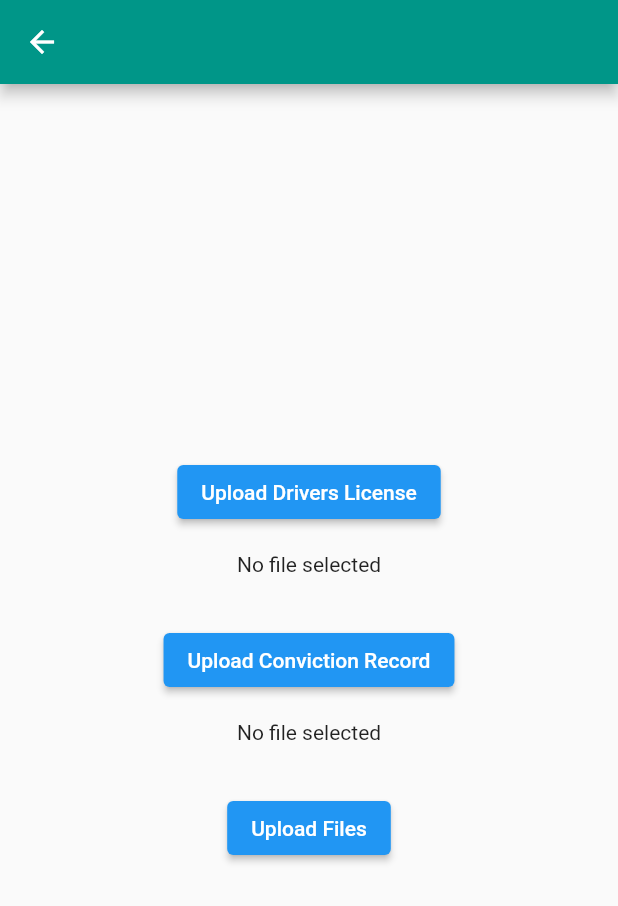
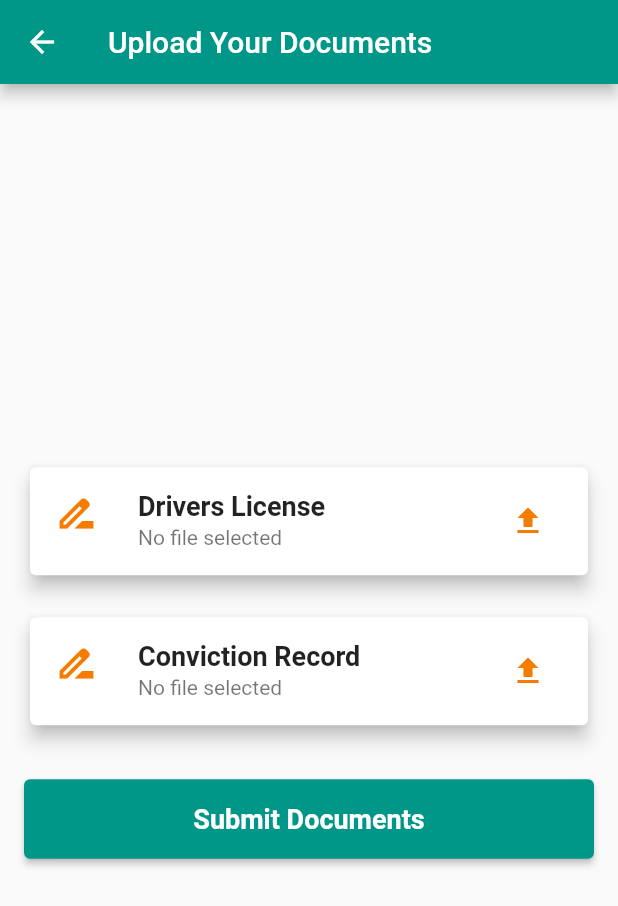
Before and after one commit to amiriqbal647/speedyship, a Flutter app: the BecomeCourierPage screen opened directly, after a tap on "Continue", on a phone screen of 412 x 824 dp. Shown: the top 906 px of the screen. Run offline on Flutter 3.47's test engine with Material 2 defaults, Android fonts, the phone set to English and light mode, and no system bars; our stand-ins replace cloud_firestore, file_picker, firebase_auth, firebase_core, firebase_storage, geocoding and 3 more; accounts and stored records are empty.

Commit message:
courier apply and uploading courier files

```diff
--- a/lib/pages/courier/become_courier.dart
+++ b/lib/pages/courier/become_courier.dart
@@ -9,7 +9,7 @@ class BecomeCourierPage extends StatelessWidget {
     return Scaffold(
       appBar: AppBar(
         title: Text('Become a Courier'),
-        backgroundColor: Colors.teal, // Set the background color to teal
+        backgroundColor: Colors.teal,
       ),
       body: SingleChildScrollView(
         child: Padding(
@@ -17,81 +17,34 @@ class BecomeCourierPage extends StatelessWidget {
           child: Column(
             crossAxisAlignment: CrossAxisAlignment.start,
             children: [
-              Text(
-                'Why work with us?',
-                style: TextStyle(
-                  fontSize: 24.0,
-                  fontWeight: FontWeight.bold,
+              MyExpansionTile(
+                title: 'Why work with us?',
+                details: [
+                  'Flexible hours: Choose when and where you want to work. Whether you\'re looking for a full-time gig or just some extra cash on the side, we\'ve got you covered.',
+                  'Competitive pay: We offer competitive rates based on distance and delivery type.',
+                  'Easy to use app: Our user-friendly app makes it easy to manage your deliveries and track your earnings.',
+                  'Supportive team: Our team is always here to help, whether you have questions about the app or need assistance with a delivery.',
+                ],
               ),
+              MyExpansionTile(
+                title: 'Requirements',
+                details: [
+                  'A reliable vehicle (car, truck, or van)',
+                  'A valid driver\'s license and insurance',
+                  'A smartphone with internet access',
+                  'Basic navigation skills',
+                  'A positive attitude and excellent customer service skills',
+                ],
               ),
-              SizedBox(height: 16.0),
-              Text(
-                '- Flexible hours: Choose when and where you want to work. Whether you\'re looking for a full-time gig or just some extra cash on the side, we\'ve got you covered.',
-                style: TextStyle(fontSize: 16.0),
+              MyExpansionTile(
+                title: 'How to apply',
+                details: [
+                  'To apply to become a courier, simply fill out our online application form. We\'ll review your application and get back to you within 48 hours.',
+                ],
               ),
-              SizedBox(height: 8.0),
-              Text(
-                '- Competitive pay: We offer competitive rates based on distance and delivery type.',
-                style: TextStyle(fontSize: 16.0),
-              ),
-              SizedBox(height: 8.0),
-              Text(
-                '- Easy to use app: Our user-friendly app makes it easy to manage your deliveries and track your earnings.',
-                style: TextStyle(fontSize: 16.0),
-              ),
-              SizedBox(height: 8.0),
-              Text(
-                '- Supportive team: Our team is always here to help, whether you have questions about the app or need assistance with a delivery.',
-                style: TextStyle(fontSize: 16.0),
-              ),
-              SizedBox(height: 16.0),
-              Text(
-                'Requirements',
-                style: TextStyle(
-                  fontSize: 24.0,
-                  fontWeight: FontWeight.bold,
-                ),
-              ),
-              SizedBox(height: 16.0),
-              Text(
-                '- A reliable vehicle (car, truck, or van)',
-                style: TextStyle(fontSize: 16.0),
-              ),
-              SizedBox(height: 8.0),
-              Text(
-                '- A valid driver\'s license and insurance',
-                style: TextStyle(fontSize: 16.0),
-              ),
-              SizedBox(height: 8.0),
-              Text(
-                '- A smartphone with internet access',
-                style: TextStyle(fontSize: 16.0),
-              ),
-              SizedBox(height: 8.0),
-              Text(
-                '- Basic navigation skills',
-                style: TextStyle(fontSize: 16.0),
-              ),
-              SizedBox(height: 8.0),
-              Text(
-                '- A positive attitude and excellent customer service skills',
-                style: TextStyle(fontSize: 16.0),
-              ),
-              SizedBox(height: 16.0),
-              Text(
-                'How to apply',
-                style: TextStyle(
-                  fontSize: 24.0,
-                  fontWeight: FontWeight.bold,
-                ),
-              ),
-              SizedBox(height: 16.0),
-              Text(
-                'To apply to become a courier, simply fill out our online application form. We\'ll review your application and get back to you within 48 hours.',
-                style: TextStyle(fontSize: 16.0),
-              ),
-              SizedBox(height: 16.0),
-              MyButton2(
+              Padding(
+                padding: const EdgeInsets.only(top: 16.0),
+                child: MyButton2(
                   onTap: () {
                     Navigator.push(
                       context,
@@ -102,6 +55,7 @@ class BecomeCourierPage extends StatelessWidget {
                   },
                   buttonText: 'Continue',
                 ),
+              ),
             ],
           ),
         ),
@@ -109,3 +63,35 @@ class BecomeCourierPage extends StatelessWidget {
     );
   }
 }
+
+class MyExpansionTile extends StatelessWidget {
+  final String title;
+  final List<String> details;
+
+  MyExpansionTile({required this.title, required this.details});
+
+  @override
+  Widget build(BuildContext context) {
+    return ExpansionTile(
+      tilePadding: EdgeInsets.all(0),
+      title: Text(
+        title,
+        style: TextStyle(
+          fontSize: 24.0,
+          fontWeight: FontWeight.bold,
+          color: Colors.teal,
+        ),
+      ),
+      children: details
+          .map((detail) => Padding(
+                padding:
+                    const EdgeInsets.symmetric(horizontal: 16.0, vertical: 8.0),
+                child: Text(
+                  detail,
+                  style: TextStyle(fontSize: 16.0),
+                ),
+              ))
+          .toList(),
+    );
+  }
+}
--- a/lib/pages/courier/courier_register.dart
+++ b/lib/pages/courier/courier_register.dart
@@ -16,21 +16,6 @@ Future<void> addUserStatusPending(String userId) async {
       .collection("users")
       .doc(userId)
       .update({"status": "pending"});
-}
-
-Future<String> getUserFullName(String uid) async {
-  String fullName = '';
-  try {
-    DocumentSnapshot userSnapshot =
-        await FirebaseFirestore.instance.collection('users').doc(uid).get();
-    Map<String, dynamic> userData = userSnapshot.data() as Map<String, dynamic>;
-    String firstName = userData['firstName'] as String;
-    String lastName = userData['lastName'] as String;
-    fullName = '$firstName $lastName';
-  } catch (error) {
-    print('Error getting user: $error');
-  }
-  return fullName;
 }
 
 class _DocumentUploaderState extends State<DocumentUploader> {
@@ -57,9 +42,9 @@ class _DocumentUploaderState extends State<DocumentUploader> {
     }
   }
 
-  void _uploadFiles() async {
+  void _uploadFiles(BuildContext context) async {
+    // Add BuildContext as a parameter
     if (_file1 != null && _file2 != null) {
-      // Get the current user's ID and retrieve first name and last name from Firestore
       final currentUser = FirebaseAuth.instance.currentUser;
       final uid = currentUser!.uid;
       final userDoc =
@@ -67,24 +52,25 @@ class _DocumentUploaderState extends State<DocumentUploader> {
       final firstName = userDoc.get("firstName");
       final lastName = userDoc.get("lastName");
 
-      // Create a new folder for the user if it doesn't already exist
       final folderRef = FirebaseStorage.instance
           .ref()
           .child("courier_records/$uid/$firstName" + "_" + "$lastName");
 
-      // Upload _file1 to Firebase Storage
       final file1Name = basename(_file1!.path);
       final file1Ref = folderRef.child(file1Name);
       await file1Ref.putFile(_file1!);
 
-      // Upload _file2 to Firebase Storage
       final file2Name = basename(_file2!.path);
       final file2Ref = folderRef.child(file2Name);
       await file2Ref.putFile(_file2!);
 
-      // Define uid before calling addUserStatusPending function
       final usid = currentUser!.uid;
       await addUserStatusPending(usid);
+
+      showDialog(
+        context: context,
+        builder: (BuildContext context) => _buildDialogContent(context),
+      );
     }
   }
 
@@ -92,29 +78,62 @@ class _DocumentUploaderState extends State<DocumentUploader> {
   Widget build(BuildContext context) {
     return Scaffold(
       appBar: AppBar(
+        title: Text('Upload Your Documents'),
         backgroundColor: Colors.teal,
       ),
-      body: Center(
+      body: Padding(
+        padding: const EdgeInsets.all(16.0),
         child: Column(
           mainAxisAlignment: MainAxisAlignment.center,
+          crossAxisAlignment: CrossAxisAlignment.stretch,
           children: [
-            ElevatedButton(
-              onPressed: _pickFile1,
-              child: Text("Upload Drivers License"),
+            Card(
+              elevation: 5,
+              child: ListTile(
+                leading: Icon(Icons.drive_file_rename_outline,
+                    color: Color(0xFFF57C00), size: 30),
+                title: Text('Drivers License',
+                    style:
+                        TextStyle(fontSize: 18, fontWeight: FontWeight.bold)),
+                subtitle: _file1 == null
+                    ? Text("No file selected")
+                    : Text(basename(_file1!.path)),
+                trailing: IconButton(
+                  icon: Icon(Icons.file_upload, color: Color(0xFFF57C00)),
+                  onPressed: _pickFile1,
+                ),
+              ),
             ),
-            SizedBox(height: 16),
-            _file1 == null ? Text("No file selected") : Text(_file1!.path),
+            SizedBox(height: 20),
+            Card(
+              elevation: 5,
+              child: ListTile(
+                leading: Icon(Icons.drive_file_rename_outline,
+                    color: Color(0xFFF57C00), size: 30),
+                title: Text('Conviction Record',
+                    style:
+                        TextStyle(fontSize: 18, fontWeight: FontWeight.bold)),
+                subtitle: _file2 == null
+                    ? Text("No file selected")
+                    : Text(basename(_file2!.path)),
+                trailing: IconButton(
+                  icon: Icon(Icons.file_upload, color: Color(0xFFF57C00)),
+                  onPressed: _pickFile2,
+                ),
+              ),
+            ),
             SizedBox(height: 32),
             ElevatedButton(
-              onPressed: _pickFile2,
-              child: Text("Upload Conviction Record"),
-            ),
-            SizedBox(height: 16),
-            _file2 == null ? Text("No file selected") : Text(_file2!.path),
-            SizedBox(height: 32),
-            ElevatedButton(
-              onPressed: _uploadFiles,
-              child: Text("Upload Files"),
+              onPressed: () => _uploadFiles(context),
+              child: Text("Submit Documents"),
+              style: ElevatedButton.styleFrom(
+                padding: EdgeInsets.all(16),
+                primary: Colors.teal,
+                textStyle: TextStyle(
+                  fontSize: 18,
+                  fontWeight: FontWeight.bold,
+                ),
+              ),
             ),
           ],
         ),
@@ -122,3 +141,82 @@ class _DocumentUploaderState extends State<DocumentUploader> {
     );
   }
 }
+
+Widget _buildDialogContent(BuildContext context) {
+  return Dialog(
+    shape: RoundedRectangleBorder(
+      borderRadius: BorderRadius.circular(20),
+    ),
+    elevation: 0,
+    backgroundColor: Colors.transparent,
+    child: Stack(
+      children: <Widget>[
+        Container(
+          padding: EdgeInsets.only(
+            top: 100,
+            bottom: 20,
+            left: 20,
+            right: 20,
+          ),
+          margin: EdgeInsets.only(top: 45),
+          decoration: BoxDecoration(
+            color: Colors.white,
+            shape: BoxShape.rectangle,
+            borderRadius: BorderRadius.circular(20),
+            boxShadow: [
+              BoxShadow(
+                color: Colors.black26,
+                blurRadius: 10.0,
+                offset: Offset(0.0, 10.0),
+              ),
+            ],
+          ),
+          child: Column(
+            mainAxisSize: MainAxisSize.min,
+            children: <Widget>[
+              Text(
+                'Thank You!',
+                style: TextStyle(
+                  fontSize: 24.0,
+                  fontWeight: FontWeight.w700,
+                ),
+              ),
+              SizedBox(height: 16.0),
+              Text(
+                'Your application has been submitted. Please wait until the admin approves your request.',
+                style: TextStyle(
+                  fontSize: 16.0,
+                ),
+                textAlign: TextAlign.center,
+              ),
+              SizedBox(height: 24.0),
+              Align(
+                alignment: Alignment.bottomRight,
+                child: TextButton(
+                  onPressed: () {
+                    Navigator.of(context).popUntil((route) => route.isFirst);
+                  },
+                  child: Text('Close'),
+                ),
+              ),
+            ],
+          ),
+        ),
+        Positioned(
+          top: 0,
+          left: 16,
+          right: 16,
+          child: CircleAvatar(
+            backgroundColor: Colors.green,
+            radius: 45,
+            child: Icon(
+              Icons.check,
+              color: Colors.white,
+              size: 50,
+            ),
+          ),
+        ),
+      ],
+    ),
+  );
+}
```
Also changed, not shown: pubspec.yaml (+4 -4 lines), pubspec.lock. Lines whose indentation alone changed are shown as unchanged.
